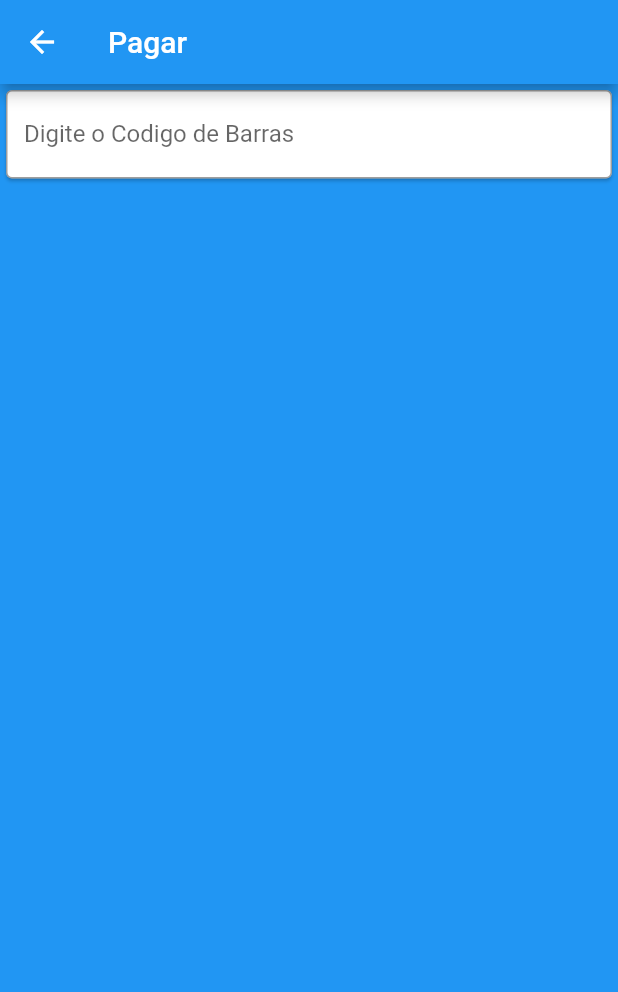
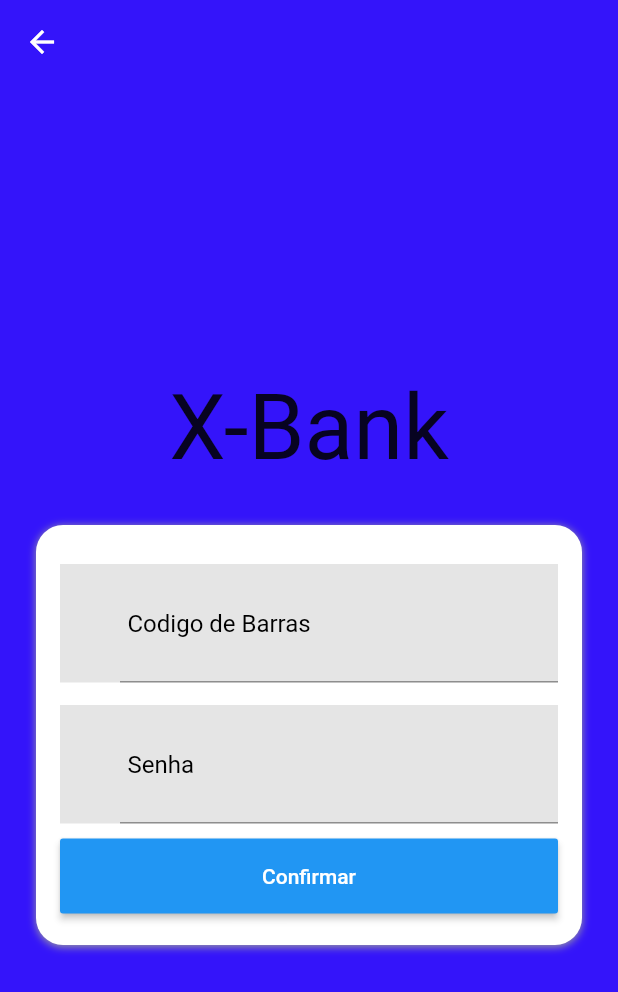
Before and after one commit to GuilhermeOrtizAluno/X-Bank, a Flutter app: the Paga screen opened directly, on a phone screen of 412 x 824 dp. Shown: the top 992 px of the screen. Run offline on Flutter 3.47's test engine with Material 2 defaults, Android fonts, the phone set to English and light mode, and no system bars; our stand-ins replace get.

Commit message:
Mudança na tela de pagar conta para padronizar o projeto

```diff
--- a/lib/controllers/conta.dart
+++ b/lib/controllers/conta.dart
@@ -1,6 +1,6 @@
-import 'poupanca.dart';
-import 'repositorio.dart';
-import 'corrente.dart';
+import '../models/poupanca.dart';
+import '../repositories/conta_repositorio.dart';
+import '../models/corrente.dart';
 
 class Conta {
   Repositorio repositorio;
--- a/lib/controllers/historico.dart
+++ b/lib/controllers/historico.dart
@@ -1,5 +1,5 @@
-import 'transacao.dart';
-import 'repositorio.dart';
+import '../models/transacao.dart';
+import '../repositories/historico_repositorio.dart';
 
 class Historico {
   Repositorio repositorio;
--- a/lib/repositories/historico_repositorio.dart
+++ b/lib/repositories/historico_repositorio.dart
@@ -1,6 +1,6 @@
 import 'dart:collection';
 
-import 'package:ba/classe/saldoeextrato/historicotransacao/transacao.dart';
+import 'package:ba/models/transacao.dart';
 import 'package:flutter/cupertino.dart';
 
 class Repositorio {
--- a/lib/screens/paga.dart
+++ b/lib/screens/paga.dart
@@ -1,3 +1,4 @@
+import 'package:ba/widgets/input_field.dart';
 import 'package:flutter/cupertino.dart';
 import 'package:flutter/material.dart';
 
@@ -5,82 +6,84 @@ class Paga extends StatelessWidget {
   @override
   Widget build(BuildContext context) {
     return Scaffold(
-      backgroundColor: Colors.blue,
       appBar: AppBar(
-        title: Text("Pagar"),
+        backgroundColor: Color.fromRGBO(52, 20, 250, 1),
+        foregroundColor: Color.fromRGBO(52, 20, 250, 1),
+        elevation: 0,
       ),
-      body: Center(
+      body: Scaffold(
+          body: Container(
+              //Background azul ?
+              width: MediaQuery.of(context).size.width,
+              height: MediaQuery.of(context).size.height,
+              color: Color.fromRGBO(52, 20, 250, 1),
               child: Center(
                 child: Column(
+                    crossAxisAlignment: CrossAxisAlignment.center,
+                    mainAxisAlignment: MainAxisAlignment.center,
                     children: <Widget>[
-              Card(
+                      Text(
+                        "X-Bank",
+                        style: TextStyle(fontSize: 60),
+                      ),
+                      SizedBox(height: 30),
+                      Container(
+                        width: MediaQuery.of(context).size.width,
+                        margin: EdgeInsets.symmetric(horizontal: 24),
+                        decoration: BoxDecoration(
+                          //quadrado branco
                           color: Colors.white,
+                          borderRadius: BorderRadius.circular(18.0),
+                          boxShadow: <BoxShadow>[
+                            BoxShadow(
+                                color: Colors.grey,
+                                blurRadius: 4.0,
+                                offset: Offset(0.0, 0.75))
+                          ],
+                        ),
+                        padding: EdgeInsets.all(16.0),
                         child: Column(
-                  crossAxisAlignment: CrossAxisAlignment.center,
                           children: <Widget>[
-                    TextField(
-                      cursorColor: Colors.white,
-                      decoration: InputDecoration(
-                        border: OutlineInputBorder(),
-                        labelText: 'Digite o Codigo de Barras',
+                            Container(
+                              //Input: "E-Mail"
+                              margin: EdgeInsets.only(top: 10, bottom: 5),
+                              color: Color.fromRGBO(229, 229, 229, 1),
+                              child: InputField(
+                                hint: "Codigo de Barras",
+                                obscure: false,
                               ),
-                      onSubmitted: (String value) async {
-                        await showDialog<void>(
-                          context: context,
-                          builder: (BuildContext context) {
-                            return AlertDialog(
-                              title: const Text('Digite sua Senha'),
-                              content: TextField(
-                                decoration: InputDecoration(
-                                  border: OutlineInputBorder(),
-                                  labelText: 'Digite sua Senha',
                             ),
-                                onSubmitted: (String value) async {
-                                  await showDialog<void>(
-                                    context: context,
-                                    builder: (BuildContext context) {
-                                      return AlertDialog(
-                                        title: const Text("Obrigado"),
-                                        content: Text("Conta paga com Sucesso"),
-                                        actions: <Widget>[
-                                          ElevatedButton(
-                                            onPressed: () {
-                                              Navigator.pop(context);
-                                            },
-                                            child: const Text("Ok"),
+                            Container(
+                              //Input: "E-Mail"
+                              margin: EdgeInsets.only(top: 10, bottom: 5),
+                              color: Color.fromRGBO(229, 229, 229, 1),
+                              child: InputField(
+                                hint: "Senha",
+                                obscure: true,
                               ),
-                                        ],
+                            ),
+                            Container(
+                              //Botão de recuperar sennha
+                              margin: EdgeInsets.symmetric(vertical: 5),
+                              child: StreamBuilder<bool>(
+                                  builder: (context, snapshot) {
+                                return SizedBox(
+                                  height: 50,
+                                  width: MediaQuery.of(context).size.width,
+                                  child: RaisedButton(
+                                      color: Colors.blue,
+                                      child: Text("Confirmar"),
+                                      onPressed: () {},
+                                      textColor: Colors.white,
+                                      disabledColor: Colors.grey),
                                 );
-                                    },
-                                  );
-                                },
-                              ),
-                              actions: <Widget>[
-                                ElevatedButton(
-                                  onPressed: () {
-                                    Navigator.pop(context);
-                                  },
-                                  child: const Text('Confirmar'),
-                                ),
-                                ElevatedButton(
-                                  onPressed: () {
-                                    Navigator.pop(context);
-                                  },
-                                  child: const Text('Sair'),
-                                ),
-                              ],
-                            );
-                          },
-                        );
-                      },
+                              }),
                             ),
                           ],
                         ),
                       )
-            ],
-          ),
-        ),
-      ),
+                    ]),
+              ))),
     );
   }
 }
--- /dev/null
+++ b/lib/widgets/input_field.dart
@@ -0,0 +1,34 @@
+import 'package:flutter/material.dart';
+
+class InputField extends StatelessWidget {
+  final IconData icon;
+  final String hint;
+  final bool obscure;
+  final Stream<String> stream;
+  final Function(String) onChanged;
+
+  InputField({this.icon, this.hint, this.obscure, this.stream, this.onChanged});
+
+  @override
+  Widget build(BuildContext context) {
+    return StreamBuilder<String>(
+        stream: stream,
+        builder: (context, snapshot) {
+          return TextField(
+            onChanged: onChanged,
+            decoration: InputDecoration(
+              icon: Icon(icon, color: Colors.black),
+              hintText: hint,
+              hintStyle: TextStyle(color: Colors.black),
+              focusedBorder: UnderlineInputBorder(
+                  borderSide: BorderSide(color: Colors.pinkAccent)),
+              contentPadding:
+                  EdgeInsets.only(left: 5, right: 30, bottom: 30, top: 30),
+              errorText: snapshot.hasError ? snapshot.error : null,
+            ),
+            style: TextStyle(color: Colors.black),
+            obscureText: obscure,
+          );
+        });
+  }
+}
--- a/pubspec.yaml
+++ b/pubspec.yaml
@@ -23,6 +23,8 @@ environment:
 dependencies:
   flutter:
     sdk: flutter
+
+  get:
 
 
   # The following adds the Cupertino Icons font to your application.
```
Also changed, not shown: lib/main.dart (+6 -4 lines), lib/repositories/conta_repositorio.dart (+4 -4 lines), lib/screens/Menu.dart (+7 -12 lines), lib/screens/saldo_extrato.dart (+8 -8 lines), pubspec.lock. Lines whose indentation alone changed are shown as unchanged.
